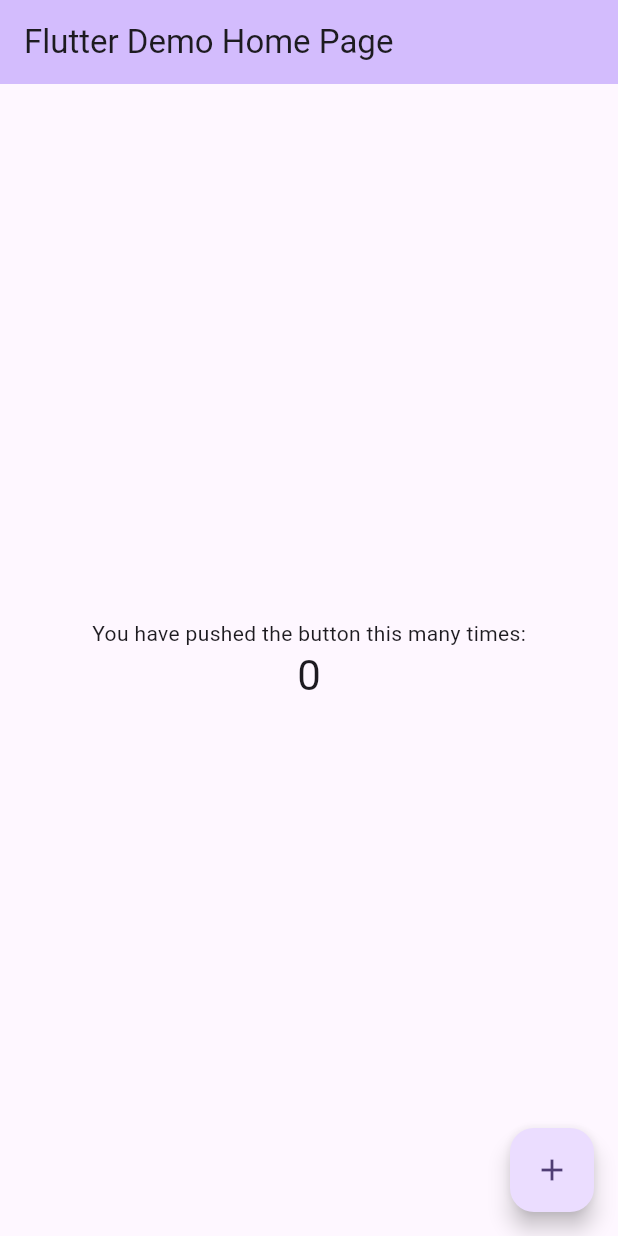
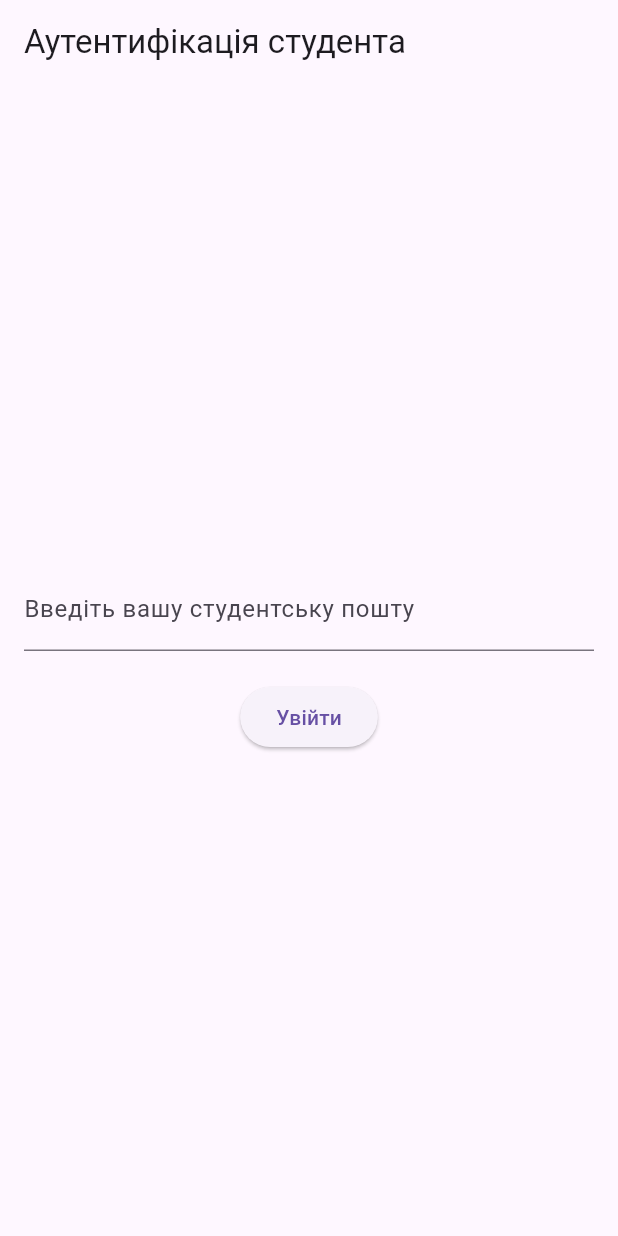
Before and after one commit to ASobachynska/flutter_projects, a Flutter app: the screen it shows after launch, on a phone screen of 412 x 824 dp. Run offline on Flutter 3.47's test engine with Material 3 defaults, Android fonts, the phone set to English and light mode, and no system bars.

Commit message:
first try

```diff
--- a/project1/lib/main.dart
+++ b/project1/lib/main.dart
@@ -1,125 +1,175 @@
 import 'package:flutter/material.dart';
 
 void main() {
-  runApp(const MyApp());
+  runApp(StudentApp());
 }
 
-class MyApp extends StatelessWidget {
-  const MyApp({super.key});
-
-  // This widget is the root of your application.
+class StudentApp extends StatelessWidget {
   @override
   Widget build(BuildContext context) {
     return MaterialApp(
-      title: 'Flutter Demo',
+      title: 'Student App',
       theme: ThemeData(
-        // This is the theme of your application.
-        //
-        // TRY THIS: Try running your application with "flutter run". You'll see
-        // the application has a purple toolbar. Then, without quitting the app,
-        // try changing the seedColor in the colorScheme below to Colors.green
-        // and then invoke "hot reload" (save your changes or press the "hot
-        // reload" button in a Flutter-supported IDE, or press "r" if you used
-        // the command line to start the app).
-        //
-        // Notice that the counter didn't reset back to zero; the application
-        // state is not lost during the reload. To reset the state, use hot
-        // restart instead.
-        //
-        // This works for code too, not just values: Most code changes can be
-        // tested with just a hot reload.
-        colorScheme: ColorScheme.fromSeed(seedColor: Colors.deepPurple),
-        useMaterial3: true,
+        primarySwatch: Colors.blue,
       ),
-      home: const MyHomePage(title: 'Flutter Demo Home Page'),
+      home: AuthPage(), // Початкова сторінка - аутентифікація
     );
   }
 }
 
-class MyHomePage extends StatefulWidget {
-  const MyHomePage({super.key, required this.title});
+// Сторінка аутентифікації
+class AuthPage extends StatefulWidget {
+  @override
+  _AuthPageState createState() => _AuthPageState();
+}
 
-  // This widget is the home page of your application. It is stateful, meaning
-  // that it has a State object (defined below) that contains fields that affect
-  // how it looks.
+class _AuthPageState extends State<AuthPage> {
+  final _emailController = TextEditingController();
+  String? _errorMessage;
 
-  // This class is the configuration for the state. It holds the values (in this
-  // case the title) provided by the parent (in this case the App widget) and
-  // used by the build method of the State. Fields in a Widget subclass are
-  // always marked "final".
-
-  final String title;
+  void _authenticate() {
+    final email = _emailController.text;
+    if (email.endsWith('@kpnu.edu.ua')) {
+      final year = int.tryParse(email.substring(4, 6)); // Витягуємо рік з email
+      final currentYear = DateTime.now().year % 100; // Поточний рік у форматі двох цифр
+      if (year != null && (currentYear - year) >= 0 && (currentYear - year) <= 4) {
+        Navigator.pushReplacement(
+          context,
+          MaterialPageRoute(builder: (context) => MainPage()),
+        );
+      } else {
+        setState(() {
+          _errorMessage = 'Неправильний рік навчання!';
+        });
+      }
+    } else {
+      setState(() {
+        _errorMessage = 'Використовуйте лише пошту з доменом @kpnu.edu.ua!';
+      });
+    }
+  }
 
   @override
-  State<MyHomePage> createState() => _MyHomePageState();
+  Widget build(BuildContext context) {
+    return Scaffold(
+      appBar: AppBar(
+        title: Text('Аутентифікація студента'),
+      ),
+      body: Padding(
+        padding: const EdgeInsets.all(16.0),
+        child: Column(
+          mainAxisAlignment: MainAxisAlignment.center,
+          children: <Widget>[
+            TextField(
+              controller: _emailController,
+              decoration: InputDecoration(
+                labelText: 'Введіть вашу студентську пошту',
+                errorText: _errorMessage,
+              ),
+            ),
+            SizedBox(height: 20),
+            ElevatedButton(
+              onPressed: _authenticate,
+              child: Text('Увійти'),
+            ),
+          ],
+        ),
+      ),
+    );
+  }
 }
 
-class _MyHomePageState extends State<MyHomePage> {
-  int _counter = 0;
+// Основна сторінка з навігацією
+class MainPage extends StatefulWidget {
+  @override
+  _MainPageState createState() => _MainPageState();
+}
 
-  void _incrementCounter() {
+class _MainPageState extends State<MainPage> {
+  int _selectedIndex = 0;
+
+  final List<Widget> _pages = [
+    HomePage(),
+    CoursesPage(),
+    ElectivesPage(),
+    ProfilePage(),
+  ];
+
+  void _onItemTapped(int index) {
     setState(() {
-      // This call to setState tells the Flutter framework that something has
-      // changed in this State, which causes it to rerun the build method below
-      // so that the display can reflect the updated values. If we changed
-      // _counter without calling setState(), then the build method would not be
-      // called again, and so nothing would appear to happen.
-      _counter++;
+      _selectedIndex = index;
     });
   }
 
   @override
   Widget build(BuildContext context) {
-    // This method is rerun every time setState is called, for instance as done
-    // by the _incrementCounter method above.
-    //
-    // The Flutter framework has been optimized to make rerunning build methods
-    // fast, so that you can just rebuild anything that needs updating rather
-    // than having to individually change instances of widgets.
     return Scaffold(
       appBar: AppBar(
-        // TRY THIS: Try changing the color here to a specific color (to
-        // Colors.amber, perhaps?) and trigger a hot reload to see the AppBar
-        // change color while the other colors stay the same.
-        backgroundColor: Theme.of(context).colorScheme.inversePrimary,
-        // Here we take the value from the MyHomePage object that was created by
-        // the App.build method, and use it to set our appbar title.
-        title: Text(widget.title),
+        title: Text('Студентський додаток'),
       ),
-      body: Center(
-        // Center is a layout widget. It takes a single child and positions it
-        // in the middle of the parent.
-        child: Column(
-          // Column is also a layout widget. It takes a list of children and
-          // arranges them vertically. By default, it sizes itself to fit its
-          // children horizontally, and tries to be as tall as its parent.
-          //
-          // Column has various properties to control how it sizes itself and
-          // how it positions its children. Here we use mainAxisAlignment to
-          // center the children vertically; the main axis here is the vertical
-          // axis because Columns are vertical (the cross axis would be
-          // horizontal).
-          //
-          // TRY THIS: Invoke "debug painting" (choose the "Toggle Debug Paint"
-          // action in the IDE, or press "p" in the console), to see the
-          // wireframe for each widget.
-          mainAxisAlignment: MainAxisAlignment.center,
-          children: <Widget>[
-            const Text(
-              'You have pushed the button this many times:',
-            ),
-            Text(
-              '$_counter',
-              style: Theme.of(context).textTheme.headlineMedium,
-            ),
-          ],
-        ),
+      body: _pages[_selectedIndex],
+      bottomNavigationBar: BottomNavigationBar(
+        currentIndex: _selectedIndex,
+        onTap: _onItemTapped,
+        items: const <BottomNavigationBarItem>[
+          BottomNavigationBarItem(
+            icon: Icon(Icons.home),
+            label: 'Головна',
+          ),
+          BottomNavigationBarItem(
+            icon: Icon(Icons.book),
+            label: 'Дисципліни',
+          ),
+          BottomNavigationBarItem(
+            icon: Icon(Icons.check_box),
+            label: 'Вибіркові',
+          ),
+          BottomNavigationBarItem(
+            icon: Icon(Icons.person),
+            label: 'Профіль',
+          ),
+        ],
       ),
-      floatingActionButton: FloatingActionButton(
-        onPressed: _incrementCounter,
-        tooltip: 'Increment',
-        child: const Icon(Icons.add),
-      ), // This trailing comma makes auto-formatting nicer for build methods.
     );
   }
 }
+
+// Головна сторінка
+class HomePage extends StatelessWidget {
+  @override
+  Widget build(BuildContext context) {
+    return Center(
+      child: Text('Тут буде розклад занять'),
+    );
+  }
+}
+
+// Сторінка з дисциплінами
+class CoursesPage extends StatelessWidget {
+  @override
+  Widget build(BuildContext context) {
+    return Center(
+      child: Text('Тут буде список дисциплін по курсам'),
+    );
+  }
+}
+
+// Сторінка вибіркових дисциплін
+class ElectivesPage extends StatelessWidget {
+  @override
+  Widget build(BuildContext context) {
+    return Center(
+      child: Text('Тут буде вибір вибіркових дисциплін'),
+    );
+  }
+}
+
+// Сторінка профілю
+class ProfilePage extends StatelessWidget {
+  @override
+  Widget build(BuildContext context) {
+    return Center(
+      child: Text('Тут буде профіль користувача'),
+    );
+  }
+}
```
